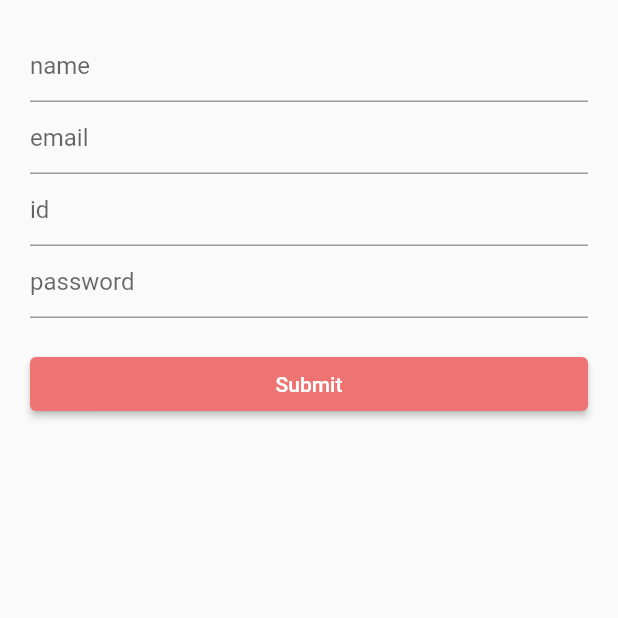
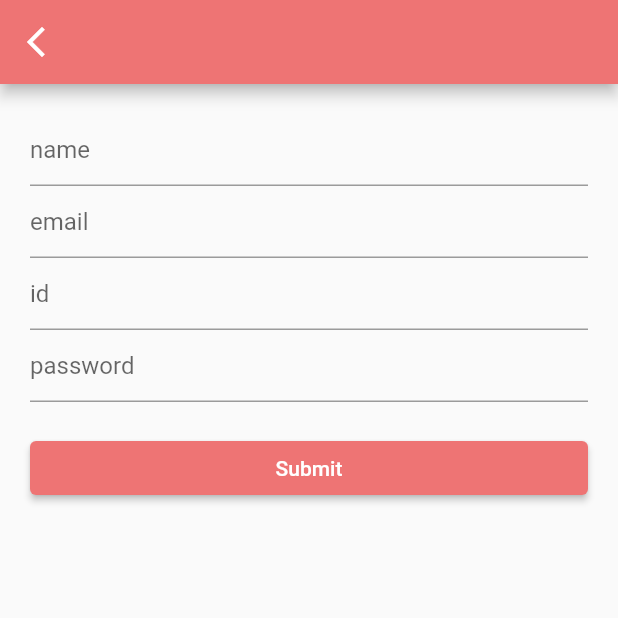
Before and after one commit to Ontheway-01/bookjeok_android, a Flutter app: the SignUpPage screen opened directly, on a phone screen of 412 x 824 dp, the top half of it. Run offline on Flutter 3.47's test engine with Material 2 defaults, Android fonts, the phone set to English and light mode, and no system bars.

Commit message:
- login 취소 버튼

```diff
--- a/lib/main.dart
+++ b/lib/main.dart
@@ -16,7 +16,7 @@ class BookjeokApp extends StatelessWidget {
   Widget build(BuildContext context) {
     return MaterialApp(
       theme: ThemeData(primarySwatch: coral),
-      home: LoginPage(),
+      home: PageStates(),
 
     );
   }
--- a/lib/pages/login/sign_up_page.dart
+++ b/lib/pages/login/sign_up_page.dart
@@ -19,6 +19,20 @@ class _SignUpPageState extends State<SignUpPage> {
   @override
   Widget build(BuildContext context) {
     return Scaffold(
+      appBar: AppBar(
+        leading: Row(
+          mainAxisAlignment: MainAxisAlignment.start,
+          children: [
+            IconButton(
+              onPressed: () {
+                  Navigator.pop(context);},
+              icon: Icon(Icons.arrow_back_ios_new),
+              padding: EdgeInsets.all(10),)
+          ],
+
+        ),
+      ),
+
       body: ListView(
         padding: EdgeInsets.all(20),
         children: [
```
Also changed, not shown: 2 other files.
